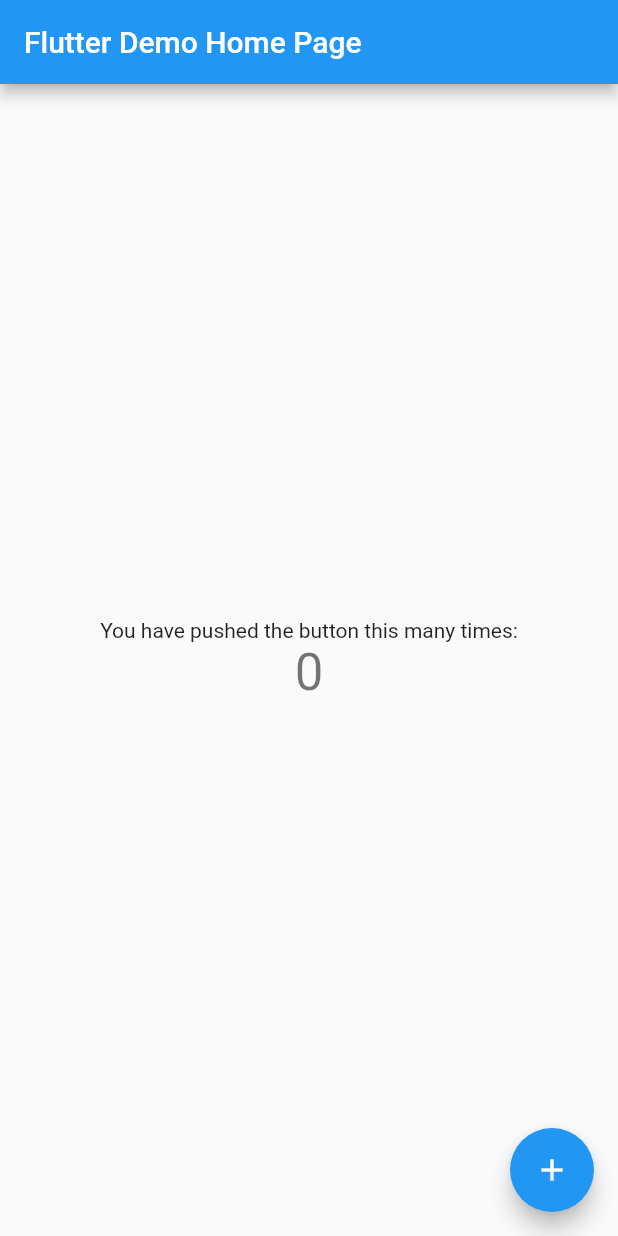
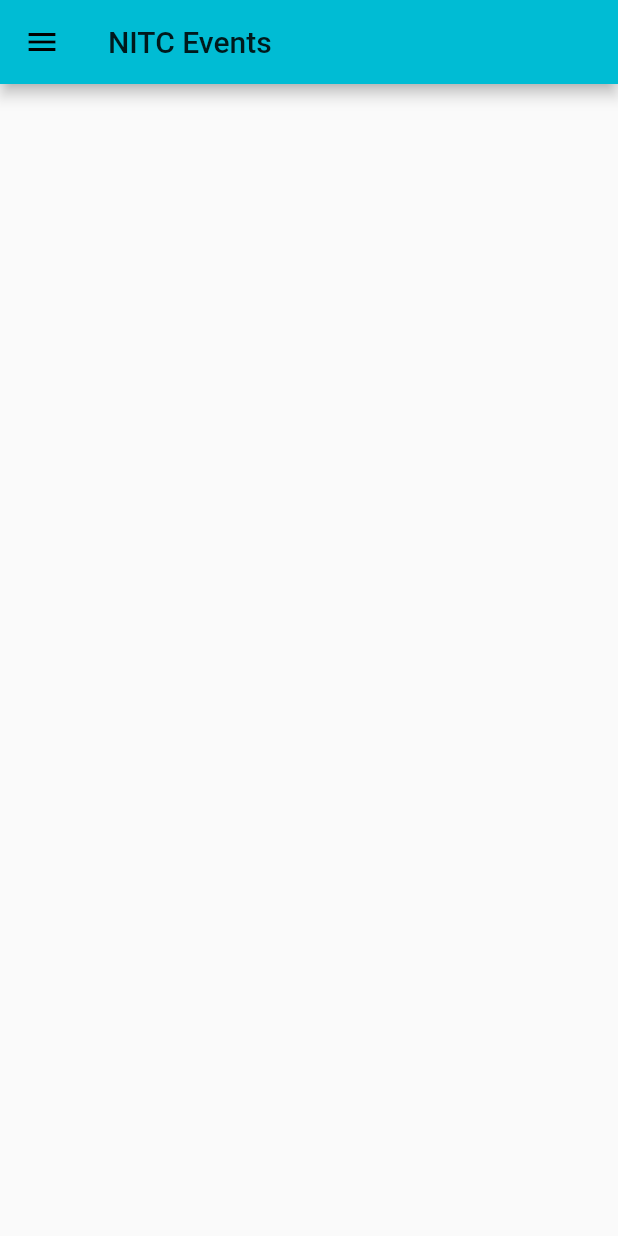
Before and after one commit to AbhijithSwaminathan/nitc_events_app, a Flutter app: the screen it shows after launch, on a phone screen of 412 x 824 dp. Run offline on Flutter 3.47's test engine with Material 2 defaults, Android fonts, the phone set to English and light mode, and no system bars.

Commit message:
layout added

```diff
--- a/nitc_events/lib/main.dart
+++ b/nitc_events/lib/main.dart
@@ -7,105 +7,38 @@ class MyApp extends StatelessWidget {
   @override
   Widget build(BuildContext context) {
     return MaterialApp(
-      title: 'Flutter Demo',
+      title: 'NITC EVENTS',
       theme: ThemeData(
-        // This is the theme of your application.
-        //
-        // Try running your application with "flutter run". You'll see the
-        // application has a blue toolbar. Then, without quitting the app, try
-        // changing the primarySwatch below to Colors.green and then invoke
-        // "hot reload" (press "r" in the console where you ran "flutter run",
-        // or simply save your changes to "hot reload" in a Flutter IDE).
-        // Notice that the counter didn't reset back to zero; the application
-        // is not restarted.
-        primarySwatch: Colors.blue,
+        primarySwatch: Colors.cyan,
       ),
-      home: MyHomePage(title: 'Flutter Demo Home Page'),
+      home: MyHomePage(),
     );
   }
 }
 
-class MyHomePage extends StatefulWidget {
-  MyHomePage({Key key, this.title}) : super(key: key);
-
-  // This widget is the home page of your application. It is stateful, meaning
-  // that it has a State object (defined below) that contains fields that affect
-  // how it looks.
-
-  // This class is the configuration for the state. It holds the values (in this
-  // case the title) provided by the parent (in this case the App widget) and
-  // used by the build method of the State. Fields in a Widget subclass are
-  // always marked "final".
-
-  final String title;
-
-  @override
-  _MyHomePageState createState() => _MyHomePageState();
-}
-
-class _MyHomePageState extends State<MyHomePage> {
-  int _counter = 0;
-
-  void _incrementCounter() {
-    setState(() {
-      // This call to setState tells the Flutter framework that something has
-      // changed in this State, which causes it to rerun the build method below
-      // so that the display can reflect the updated values. If we changed
-      // _counter without calling setState(), then the build method would not be
-      // called again, and so nothing would appear to happen.
-      _counter++;
-    });
-  }
-
+class MyHomePage extends StatelessWidget {
   @override
   Widget build(BuildContext context) {
-    // This method is rerun every time setState is called, for instance as done
-    // by the _incrementCounter method above.
-    //
-    // The Flutter framework has been optimized to make rerunning build methods
-    // fast, so that you can just rebuild anything that needs updating rather
-    // than having to individually change instances of widgets.
     return Scaffold(
       appBar: AppBar(
-        // Here we take the value from the MyHomePage object that was created by
-        // the App.build method, and use it to set our appbar title.
-        title: Text(widget.title),
+        title: Text('NITC Events'),
+        actions: <Widget>[],
       ),
-      body: Center(
-        // Center is a layout widget. It takes a single child and positions it
-        // in the middle of the parent.
-        child: Column(
-          // Column is also a layout widget. It takes a list of children and
-          // arranges them vertically. By default, it sizes itself to fit its
-          // children horizontally, and tries to be as tall as its parent.
-          //
-          // Invoke "debug painting" (press "p" in the console, choose the
-          // "Toggle Debug Paint" action from the Flutter Inspector in Android
-          // Studio, or the "Toggle Debug Paint" command in Visual Studio Code)
-          // to see the wireframe for each widget.
-          //
-          // Column has various properties to control how it sizes itself and
-          // how it positions its children. Here we use mainAxisAlignment to
-          // center the children vertically; the main axis here is the vertical
-          // axis because Columns are vertical (the cross axis would be
-          // horizontal).
-          mainAxisAlignment: MainAxisAlignment.center,
+      body: Container(),
+      drawer: Drawer(
+        child: ListView(
+          padding: EdgeInsets.zero,
           children: <Widget>[
-            Text(
-              'You have pushed the button this many times:',
+            DrawerHeader(
+              child: Text('Drawer Head'),
+              decoration: BoxDecoration(color: Theme.of(context).accentColor,)
             ),
-            Text(
-              '$_counter',
-              style: Theme.of(context).textTheme.display1,
-            ),
+            ListTile(
+              title: Text('item 1'),
+            )
           ],
         ),
       ),
-      floatingActionButton: FloatingActionButton(
-        onPressed: _incrementCounter,
-        tooltip: 'Increment',
-        child: Icon(Icons.add),
-      ), // This trailing comma makes auto-formatting nicer for build methods.
     );
   }
 }
```
